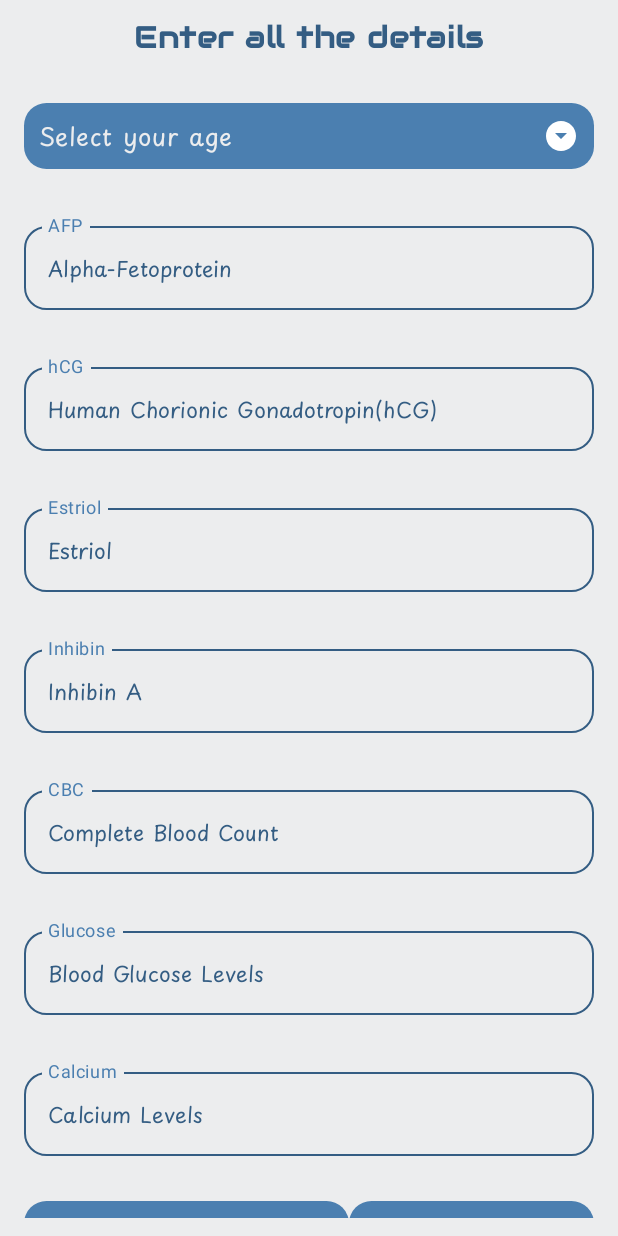
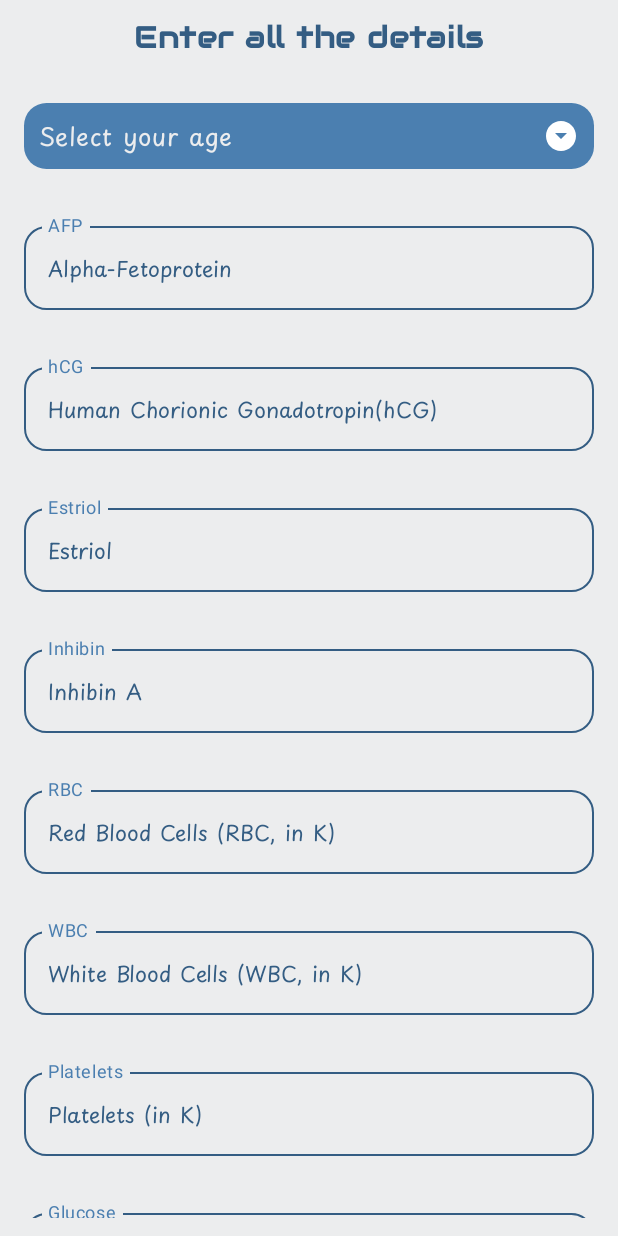
Before and after one commit to glitched-sudhanshu/HealthAnalyzerTracker, an Android app built with Jetpack Compose: the FetalHealthScreen screen opened through its navigation route, on a phone screen of 412 x 824 dp. Run offline under Robolectric (Android 15) with nearby library versions, the light colour scheme and no system bars; our stand-ins replace constraintlayout-compose.

Commit message:
field check in fetal health

```diff
--- a/app/src/main/java/com/example/healthanalyzertracker/ui/screens/CancerScreen.kt
+++ b/app/src/main/java/com/example/healthanalyzertracker/ui/screens/CancerScreen.kt
@@ -127,7 +127,7 @@ fun CancerScreen() {
     }
     Spacer(modifier = Modifier.height(30.dp))
     CustomDropDownMenu(
-      suggestions = listOf("Low", "Moderate", "High", "Extreme"),
+      suggestions = listOf("No Pain", "Low", "Moderate", "High", "Extreme"),
       selectedText = painString,
       labelText = "Pain"
     ) {
--- a/app/src/main/java/com/example/healthanalyzertracker/ui/screens/FetalHealthScreen.kt
+++ b/app/src/main/java/com/example/healthanalyzertracker/ui/screens/FetalHealthScreen.kt
@@ -1,6 +1,9 @@
 package com.example.healthanalyzertracker.ui.screens
 
+import android.widget.Toast
 import androidx.compose.foundation.background
+import androidx.compose.foundation.clickable
+import androidx.compose.foundation.interaction.MutableInteractionSource
 import androidx.compose.foundation.layout.Arrangement
 import androidx.compose.foundation.layout.Column
 import androidx.compose.foundation.layout.Row
@@ -12,7 +15,9 @@ import androidx.compose.foundation.layout.padding
 import androidx.compose.foundation.layout.wrapContentHeight
 import androidx.compose.foundation.layout.wrapContentWidth
 import androidx.compose.foundation.rememberScrollState
+import androidx.compose.foundation.shape.RoundedCornerShape
 import androidx.compose.foundation.verticalScroll
+import androidx.compose.material.ripple.rememberRipple
 import androidx.compose.material3.Text
 import androidx.compose.runtime.Composable
 import androidx.compose.runtime.getValue
@@ -21,7 +26,10 @@ import androidx.compose.runtime.remember
 import androidx.compose.runtime.setValue
 import androidx.compose.ui.Alignment
 import androidx.compose.ui.Modifier
+import androidx.compose.ui.graphics.Color
+import androidx.compose.ui.platform.LocalContext
 import androidx.compose.ui.text.font.FontWeight
+import androidx.compose.ui.text.style.TextAlign
 import androidx.compose.ui.tooling.preview.Preview
 import androidx.compose.ui.unit.dp
 import androidx.compose.ui.unit.sp
@@ -31,9 +39,15 @@ import com.example.healthanalyzertracker.ui.components.InputField
 import com.example.healthanalyzertracker.ui.theme.AudioWideFont
 import com.example.healthanalyzertracker.ui.theme.BackgroundGrey
 import com.example.healthanalyzertracker.ui.theme.DarkPaleBlue
+import com.example.healthanalyzertracker.ui.theme.LightPaleBlue
+import kotlinx.coroutines.CoroutineScope
+import kotlinx.coroutines.Dispatchers
+import kotlinx.coroutines.delay
+import kotlinx.coroutines.launch
 
 @Composable
 fun FetalHealthScreen() {
+  val context = LocalContext.current
   var showAgeBottomSheet by remember { mutableStateOf(false) }
   var showHighBpBottomSheet by remember { mutableStateOf(false) }
   var showLowBpBottomSheet by remember { mutableStateOf(false) }
@@ -58,7 +72,13 @@ fun FetalHealthScreen() {
   var inhibin by remember {
     mutableStateOf("")
   }
-  var cbc by remember {
+  var rbc by remember {
+    mutableStateOf("")
+  }
+  var wbc by remember {
+    mutableStateOf("")
+  }
+  var platelets by remember {
     mutableStateOf("")
   }
   var glucose by remember {
@@ -127,7 +147,8 @@ fun FetalHealthScreen() {
       text = "Alpha-Fetoprotein",
       label = "AFP",
       onTextChange = { afp = it },
-      modifier = Modifier.fillMaxWidth())
+      modifier = Modifier.fillMaxWidth()
+    )
     Spacer(modifier = Modifier.height(30.dp))
     InputField(
       text = "Human Chorionic Gonadotropin(hCG)",
@@ -151,9 +172,23 @@ fun FetalHealthScreen() {
     )
     Spacer(modifier = Modifier.height(30.dp))
     InputField(
-      text = "Complete Blood Count",
-      label = "CBC",
-      onTextChange = { cbc = it },
+      text = "Red Blood Cells (RBC, in K)",
+      label = "RBC",
+      onTextChange = { rbc = it },
+      modifier = Modifier.fillMaxWidth()
+    )
+    Spacer(modifier = Modifier.height(30.dp))
+    InputField(
+      text = "White Blood Cells (WBC, in K)",
+      label = "WBC",
+      onTextChange = { wbc = it },
+      modifier = Modifier.fillMaxWidth()
+    )
+    Spacer(modifier = Modifier.height(30.dp))
+    InputField(
+      text = "Platelets (in K)",
+      label = "Platelets",
+      onTextChange = { platelets = it },
       modifier = Modifier.fillMaxWidth()
     )
     Spacer(modifier = Modifier.height(30.dp))
@@ -172,11 +207,21 @@ fun FetalHealthScreen() {
     )
     Spacer(modifier = Modifier.height(30.dp))
     Row(horizontalArrangement = Arrangement.SpaceBetween, modifier = Modifier.fillMaxWidth()) {
-      BottomSheetDropDown(text = lowBpString, modifier = Modifier.wrapContentWidth().wrapContentHeight()) {
+      BottomSheetDropDown(
+        text = lowBpString,
+        modifier = Modifier
+          .wrapContentWidth()
+          .wrapContentHeight()
+      ) {
         showLowBpBottomSheet = true
       }
       Spacer(modifier = Modifier.height(30.dp))
-      BottomSheetDropDown(text = highBpString, modifier = Modifier.wrapContentWidth().wrapContentHeight()) {
+      BottomSheetDropDown(
+        text = highBpString,
+        modifier = Modifier
+          .wrapContentWidth()
+          .wrapContentHeight()
+      ) {
         showHighBpBottomSheet = true
       }
     }
@@ -194,7 +239,65 @@ fun FetalHealthScreen() {
       onTextChange = { iron = it },
       modifier = Modifier.fillMaxWidth()
     )
+    Spacer(modifier = Modifier.height(30.dp))
+    Spacer(modifier = Modifier.height(30.dp))
+    Text(
+      text = "Submit",
+      modifier = Modifier
+        .fillMaxWidth()
+        .align(Alignment.CenterHorizontally)
+        .background(color = LightPaleBlue, RoundedCornerShape(15.dp))
+        .clickable(
+          onClick = {
+            if (!checkIfValid(
+                age, afp, hcg, estriol,
+                inhibin, rbc, wbc, platelets, glucose, calcium, lowBp, highBp, tsh, iron
+              )
+            ) {
+              Toast
+                .makeText(context, "Fill all fields!", Toast.LENGTH_LONG)
+                .show()
+            } else CoroutineScope(Dispatchers.Main).launch {
+              delay(5000)
+              Toast
+                .makeText(
+                  context,
+                  "Error while calling API. Something went wrong!",
+                  Toast.LENGTH_LONG
+                )
+                .show()
+            }
+          },
+          interactionSource = remember { MutableInteractionSource() },
+          indication = rememberRipple(bounded = true)
+        )
+        .padding(vertical = 10.dp),
+      fontFamily = AudioWideFont.fontFamily,
+      textAlign = TextAlign.Center,
+      fontWeight = FontWeight.Bold,
+      color = Color.White,
+    )
   }
+}
+
+private fun checkIfValid(
+  age: Int,
+  afp: String,
+  hcg: String,
+  estriol: String,
+  inhibin: String,
+  rbc: String,
+  wbc: String,
+  platelets: String,
+  glucose: String,
+  calcium: String,
+  lowBp: Int,
+  highBp: Int,
+  tsh: String,
+  iron: String
+): Boolean {
+  if (afp.isBlank() || hcg.isBlank() || estriol.isBlank() || inhibin.isBlank() || rbc.isBlank() || wbc.isBlank() || platelets.isBlank() || glucose.isBlank() || calcium.isBlank() || lowBp == 0 || highBp == 0 || tsh.isBlank() || iron.isBlank() || age == 0) return false
+  return true
 }
 
 @Preview
```
